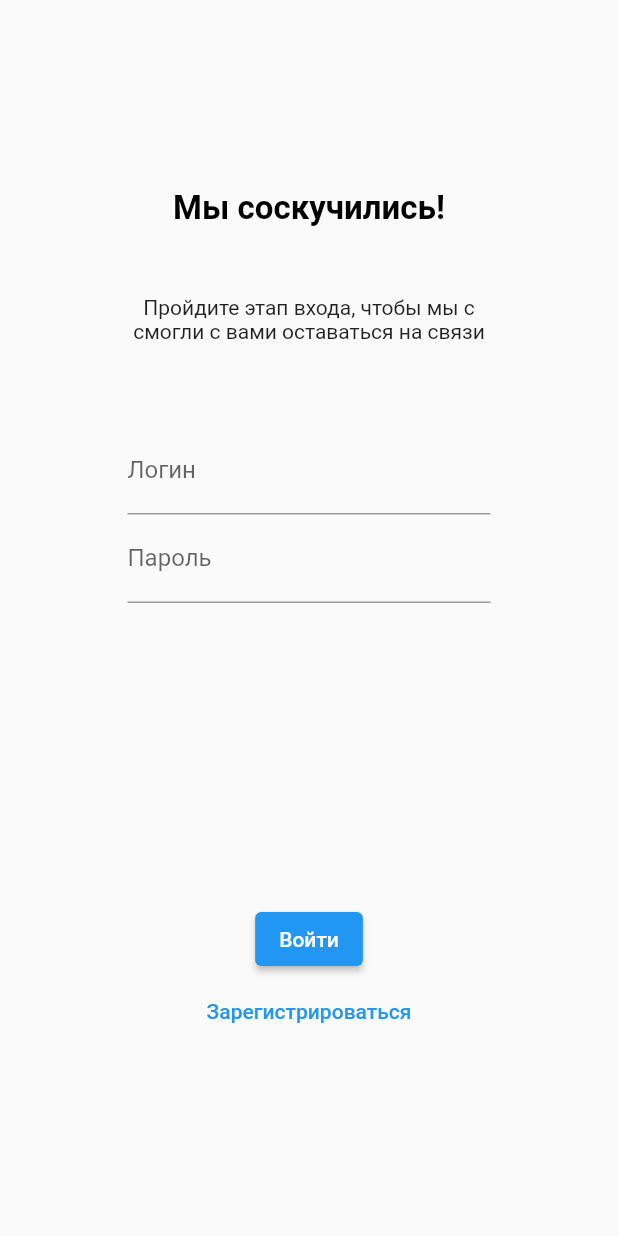
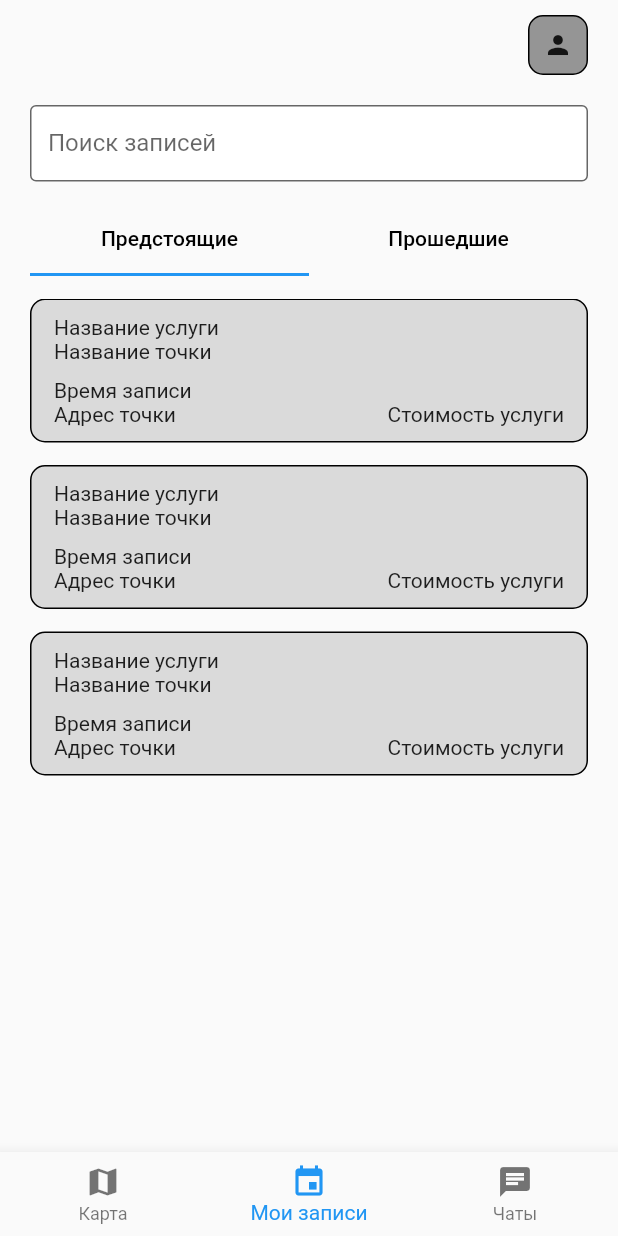
Before and after one commit to RealityFamily/dot_client, a Flutter app: the AuthPage screen opened by its route, after a tap on "Войти", on a phone screen of 412 x 824 dp. Run offline on Flutter 3.47's test engine with Material 2 defaults, Android fonts, the light colour scheme and no system bars.

Commit message:
Dot search and appointments

```diff
--- /dev/null
+++ b/lib/model/service.dart
@@ -0,0 +1,4 @@
+class Service {
+  late String name;
+  late double raiting;
+}
--- /dev/null
+++ b/lib/widget/elements/appointment_info.dart
@@ -0,0 +1,64 @@
+import 'package:flutter/material.dart';
+
+class AppointmentInfo extends StatelessWidget {
+  const AppointmentInfo({Key? key}) : super(key: key);
+
+  @override
+  Widget build(BuildContext context) {
+    return Container(
+      decoration: BoxDecoration(
+        color: const Color(0xFFDADADA),
+        border: Border.all(color: Colors.black),
+        borderRadius: BorderRadius.circular(10),
+      ),
+      child: Padding(
+        padding: const EdgeInsets.symmetric(
+          horizontal: 15,
+          vertical: 10,
+        ),
+        child: Column(
+          children: [
+            Row(
+              crossAxisAlignment: CrossAxisAlignment.end,
+              mainAxisAlignment: MainAxisAlignment.spaceBetween,
+              children: [
+                Column(
+                  crossAxisAlignment: CrossAxisAlignment.start,
+                  children: const [
+                    Text(
+                      "Название услуги",
+                    ),
+                    Text(
+                      "Название точки",
+                    ),
+                  ],
+                ),
+              ],
+            ),
+            const SizedBox(
+              height: 10,
+            ),
+            Row(
+              crossAxisAlignment: CrossAxisAlignment.end,
+              mainAxisAlignment: MainAxisAlignment.spaceBetween,
+              children: [
+                Column(
+                  crossAxisAlignment: CrossAxisAlignment.start,
+                  children: const [
+                    Text(
+                      "Время записи",
+                    ),
+                    Text(
+                      "Адрес точки",
+                    ),
+                  ],
+                ),
+                const Text("Стоимость услуги")
+              ],
+            ),
+          ],
+        ),
+      ),
+    );
+  }
+}
--- /dev/null
+++ b/lib/widget/pages/appointments_page.dart
@@ -0,0 +1,103 @@
+import 'package:dot_client/widget/elements/appointment_info.dart';
+import 'package:flutter/material.dart';
+import 'package:flutter/widgets.dart';
+
+class AppointmentsPage extends StatefulWidget {
+  const AppointmentsPage({Key? key}) : super(key: key);
+
+  @override
+  _AppointmentsPageState createState() => _AppointmentsPageState();
+}
+
+class _AppointmentsPageState extends State<AppointmentsPage> {
+  @override
+  Widget build(BuildContext context) {
+    return SafeArea(
+      child: Padding(
+        padding: const EdgeInsets.only(
+          left: 20,
+          right: 20,
+          top: 10,
+        ),
+        child: DefaultTabController(
+          length: 2,
+          child: Column(
+            crossAxisAlignment: CrossAxisAlignment.end,
+            children: [
+              Container(
+                width: 40,
+                height: 40,
+                decoration: BoxDecoration(
+                  color: const Color(0xFF959595),
+                  border: Border.all(color: Colors.black),
+                  borderRadius: BorderRadius.circular(10),
+                ),
+                child: IconButton(
+                  iconSize: 20,
+                  onPressed: () {},
+                  icon: const Icon(Icons.person),
+                ),
+              ),
+              const SizedBox(
+                height: 20,
+              ),
+              TextField(
+                decoration: const InputDecoration()
+                    .applyDefaults(Theme.of(context).inputDecorationTheme)
+                    .copyWith(
+                      labelText: "Поиск записей",
+                    ),
+              ),
+              const SizedBox(
+                height: 15,
+              ),
+              const TabBar(
+                tabs: [
+                  Tab(
+                    child: Text(
+                      "Предстоящие",
+                      style: TextStyle(
+                        color: Colors.black,
+                      ),
+                    ),
+                  ),
+                  Tab(
+                    child: Text(
+                      "Прошедшие",
+                      style: TextStyle(
+                        color: Colors.black,
+                      ),
+                    ),
+                  ),
+                ],
+              ),
+              const SizedBox(
+                height: 15,
+              ),
+              Expanded(
+                child: TabBarView(
+                  children: [
+                    ListView.separated(
+                      itemCount: 3,
+                      itemBuilder: (context, index) => const AppointmentInfo(),
+                      separatorBuilder: (context, index) => const SizedBox(
+                        height: 15,
+                      ),
+                    ),
+                    ListView.separated(
+                      itemCount: 15,
+                      itemBuilder: (context, index) => const AppointmentInfo(),
+                      separatorBuilder: (context, index) => const SizedBox(
+                        height: 15,
+                      ),
+                    ),
+                  ],
+                ),
+              )
+            ],
+          ),
+        ),
+      ),
+    );
+  }
+}
--- a/lib/widget/pages/auth_page.dart
+++ b/lib/widget/pages/auth_page.dart
@@ -1,4 +1,5 @@
 import 'package:dot_client/widget/pages/register_page.dart';
+import 'package:dot_client/widget/pages/tab_page.dart';
 import 'package:flutter/material.dart';
 import 'package:flutter/widgets.dart';
 
@@ -24,6 +25,7 @@ class _AuthPageState extends State<AuthPage> {
   Widget build(BuildContext context) {
     return Scaffold(
       body: SafeArea(
+        child: SingleChildScrollView(
           child: Padding(
             padding: const EdgeInsets.symmetric(
               horizontal: 85,
@@ -78,7 +80,12 @@ class _AuthPageState extends State<AuthPage> {
                         height: 200,
                       ),
                       ElevatedButton(
-                      onPressed: () {},
+                        onPressed: () {
+                          Navigator.of(context).pushReplacementNamed(
+                            TabPage.route,
+                            arguments: 1,
+                          );
+                        },
                         child: const Text("Войти"),
                       ),
                     ],
@@ -96,6 +103,7 @@ class _AuthPageState extends State<AuthPage> {
             ),
           ),
         ),
+      ),
     );
   }
 }
--- a/lib/widget/pages/splash_page.dart
+++ b/lib/widget/pages/splash_page.dart
@@ -1,4 +1,4 @@
-import 'package:dot_client/widget/pages/tab_page.dart';
+import 'package:dot_client/widget/pages/auth_page.dart';
 import 'package:flutter/material.dart';
 import 'package:flutter/widgets.dart';
 
@@ -11,8 +11,7 @@ class SplashPage extends StatelessWidget {
       const Duration(seconds: 2),
       () {
         Navigator.of(context).pushReplacementNamed(
-          TabPage.route,
-          arguments: 1,
+          AuthPage.route,
         );
       },
     );
--- a/lib/widget/pages/tab_page.dart
+++ b/lib/widget/pages/tab_page.dart
@@ -1,3 +1,4 @@
+import 'package:dot_client/widget/pages/appointments_page.dart';
 import 'package:dot_client/widget/pages/map_page.dart';
 import 'package:flutter/material.dart';
 
@@ -14,6 +15,7 @@ class _TabPageState extends State<TabPage> {
   int? _selectedPage;
   final _pages = [
     const MapPage(),
+    const AppointmentsPage(),
   ];
 
   @override
--- a/pubspec.yaml
+++ b/pubspec.yaml
@@ -29,6 +29,8 @@ environment:
 dependencies:
   flutter:
     sdk: flutter
+
+  provider: ^6.0.2
 
 
   # The following adds the Cupertino Icons font to your application.
```
Also changed, not shown: lib/main.dart (+7 -0 lines), lib/model/appointment.dart (added, +8 -0 lines), lib/model/place.dart (added, +7 -0 lines), lib/widget/elements/map_control.dart (added, +30 -0 lines), lib/widget/elements/map_param.dart (added, +49 -0 lines), lib/widget/pages/map_page.dart (+49 -13 lines), lib/widget/pages/search_page.dart (added, +152 -0 lines), pubspec.lock. Lines whose indentation alone changed are shown as unchanged.
